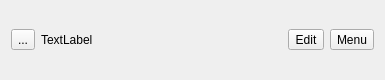
First picture: the form in mobile/appbar.ui, repository Elv13/sigrok_frontend, before the edit.
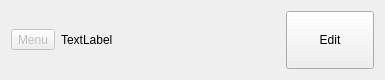
Second picture: the form after the edit. Icons and pictures are not drawn.

Commit message: mobile: Finish the icons and CSS

The edit to the form file:
```diff
--- a/mobile/appbar.ui
+++ b/mobile/appbar.ui
@@ -15,9 +15,21 @@
   </property>
   <layout class="QHBoxLayout" name="horizontalLayout">
    <item>
-    <widget class="QToolButton" name="toolButton">
+    <widget class="QToolButton" name="toolButton_2">
+     <property name="enabled">
+      <bool>false</bool>
+     </property>
      <property name="text">
-      <string>...</string>
+      <string>Menu</string>
+     </property>
+     <property name="icon">
+      <iconset theme="application-menu"/>
+     </property>
+     <property name="iconSize">
+      <size>
+       <width>96</width>
+       <height>96</height>
+      </size>
      </property>
     </widget>
    </item>
@@ -36,27 +48,35 @@
    </item>
    <item>
     <widget class="QToolButton" name="m_pEdit">
+     <property name="sizePolicy">
+      <sizepolicy hsizetype="Preferred" vsizetype="Preferred">
+       <horstretch>0</horstretch>
+       <verstretch>0</verstretch>
+      </sizepolicy>
+     </property>
+     <property name="minimumSize">
+      <size>
+       <width>88</width>
+       <height>0</height>
+      </size>
+     </property>
      <property name="text">
       <string>Edit</string>
      </property>
      <property name="icon">
       <iconset theme="document-edit"/>
      </property>
+     <property name="iconSize">
+      <size>
+       <width>96</width>
+       <height>96</height>
+      </size>
+     </property>
      <property name="checkable">
       <bool>true</bool>
      </property>
     </widget>
    </item>
-   <item>
-    <widget class="QToolButton" name="toolButton_2">
-     <property name="text">
-      <string>Menu</string>
-     </property>
-     <property name="icon">
-      <iconset theme="application-menu"/>
-     </property>
-    </widget>
-   </item>
   </layout>
  </widget>
  <resources/>
```
The commit also changes 7 other files.
